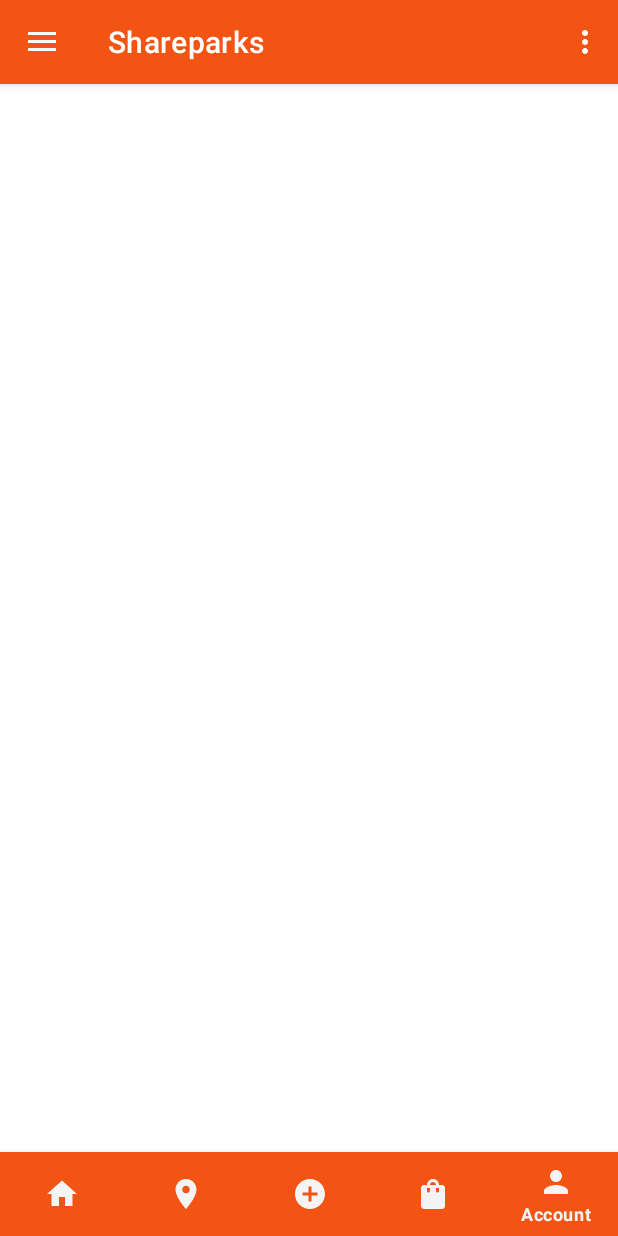
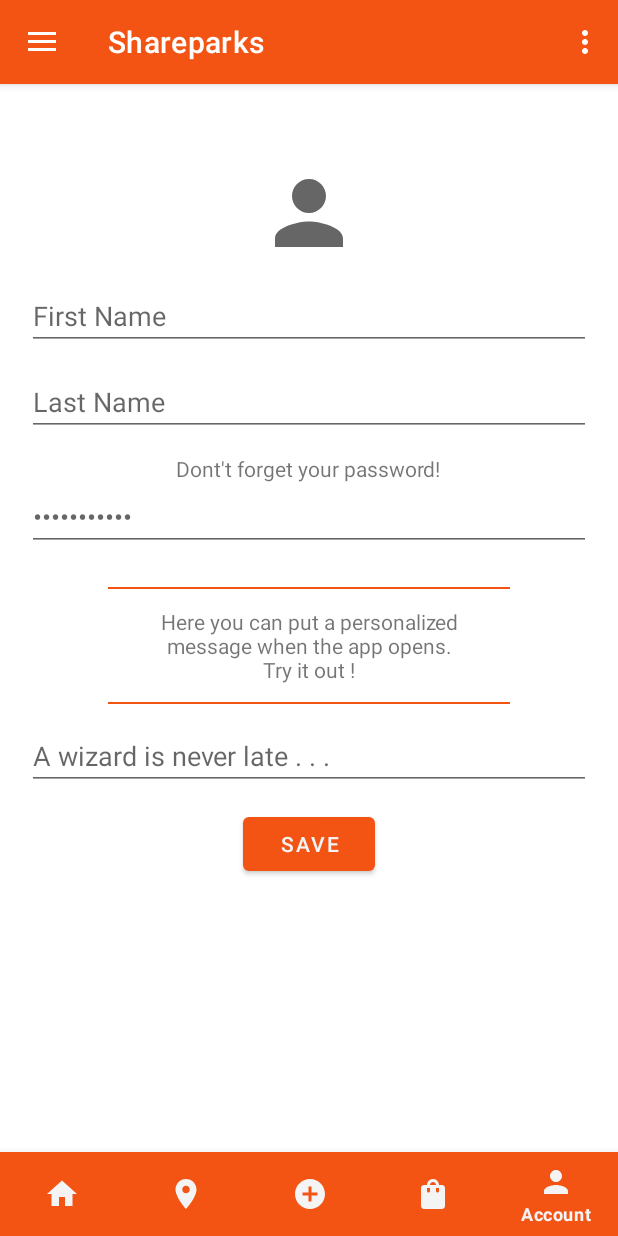
Before and after one commit to BigBoi077/Shareparks, an Android app: the MainActivity screen opened directly, with no data from a screen before it, item 5 of the bottom bar chosen, on a phone screen of 412 x 824 dp. Run offline under Robolectric (Android 15) with nearby library versions, the phone set to English and light mode, and no system bars.

Commit message:
Made user settings fragment

```diff
--- a/app/src/main/java/cegepst/example/shareparks/views/MainActivity.java
+++ b/app/src/main/java/cegepst/example/shareparks/views/MainActivity.java
@@ -46,9 +46,11 @@ public class MainActivity extends AppCompatActivity {
     private ActionBarDrawerToggle actionBarDrawerToggle;
     private CreatePostFragment createPostFragment;
     private FeedFragment feedFragment;
+    private UserSettingsFragment userSettingsFragment;
     private User user;
     private Bitmap image;
     private String userPath;
+    private String customMessage;
     private ArrayList<Post> posts;
 
     private void initDrawerNavigation() {
@@ -78,7 +80,7 @@ public class MainActivity extends AppCompatActivity {
         navigationView.setOnNavigationItemSelectedListener(item -> {
             switch (item.getItemId()) {
                 case R.id.idHome:
-                    getSupportFragmentManager().beginTransaction().replace(R.id.fragmentContainer, feedFragment).commit();
+                    refreshFeed();
                     return true;
                 case R.id.idMap:
                     return true;
@@ -88,11 +90,21 @@ public class MainActivity extends AppCompatActivity {
                 case R.id.idMarket:
                     return true;
                 case R.id.idAccount:
+                    startUserSettingsFragment();
                     return true;
                 default:
                     return false;
             }
         });
+    }
+
+    private void startUserSettingsFragment() {
+        userSettingsFragment = UserSettingsFragment.newInstance();
+        getSupportFragmentManager().beginTransaction().replace(R.id.fragmentContainer, userSettingsFragment).commit();
+    }
+
+    private void refreshFeed() {
+        getSupportFragmentManager().beginTransaction().replace(R.id.fragmentContainer, feedFragment).commit();
     }
 
     private void disconnectUserDialog() {
@@ -163,13 +175,13 @@ public class MainActivity extends AppCompatActivity {
     private void initFeedContent() {
         posts = new ArrayList<>();
         feedFragment = FeedFragment.newInstance(posts);
-        getSupportFragmentManager().beginTransaction().replace(R.id.fragmentContainer, feedFragment).commit();
+        refreshFeed();
 
     }
 
     public void actionPost(View view) {
         posts.add(createPostFragment.makePost());
-        getSupportFragmentManager().beginTransaction().replace(R.id.fragmentContainer, feedFragment).commit();
+        refreshFeed();
     }
 
     @Override
--- /dev/null
+++ b/app/src/main/java/cegepst/example/shareparks/views/UserSettingsFragment.java
@@ -0,0 +1,36 @@
+package cegepst.example.shareparks.views;
+
+import android.os.Bundle;
+import android.view.LayoutInflater;
+import android.view.View;
+import android.view.ViewGroup;
+
+import androidx.annotation.NonNull;
+import androidx.annotation.Nullable;
+import androidx.fragment.app.Fragment;
+
+import cegepst.example.shareparks.R;
+
+public class UserSettingsFragment extends Fragment {
+
+    public static UserSettingsFragment newInstance() {
+        UserSettingsFragment userSettingsFragment = new UserSettingsFragment();
+        return userSettingsFragment;
+    }
+
+    @Override
+    public void onCreate(@Nullable Bundle savedInstanceState) {
+        super.onCreate(savedInstanceState);
+    }
+
+    @Nullable
+    @Override
+    public View onCreateView(@NonNull LayoutInflater inflater, @Nullable ViewGroup container, @Nullable Bundle savedInstanceState) {
+        return inflater.inflate(R.layout.user_settings_fragment, container, false);
+    }
+
+    @Override
+    public void onViewCreated(@NonNull View view, @Nullable Bundle savedInstanceState) {
+        super.onViewCreated(view, savedInstanceState);
+    }
+}
--- /dev/null
+++ b/app/src/main/res/layout/user_settings_fragment.xml
@@ -0,0 +1,90 @@
+<?xml version="1.0" encoding="utf-8"?>
+<LinearLayout xmlns:android="http://schemas.android.com/apk/res/android"
+    android:layout_width="match_parent"
+    android:layout_height="match_parent"
+    android:layout_marginLeft="18dp"
+    android:layout_marginRight="18dp"
+    android:orientation="vertical">
+
+    <ImageView
+        android:layout_width="68dp"
+        android:layout_height="68dp"
+        android:layout_gravity="center"
+        android:layout_marginTop="52dp"
+        android:layout_marginBottom="12dp"
+        android:src="@drawable/ic_person" />
+
+    <EditText
+        android:id="@+id/firstNameInput"
+        android:layout_width="match_parent"
+        android:layout_height="wrap_content"
+        android:layout_gravity="center"
+        android:layout_marginBottom="12dp"
+        android:hint="@string/firstNameHint"
+        android:inputType="textPersonName" />
+
+    <EditText
+        android:id="@+id/lastNameInput"
+        android:layout_width="match_parent"
+        android:layout_height="wrap_content"
+        android:layout_gravity="center"
+        android:layout_marginBottom="12dp"
+        android:hint="@string/lastNameHint2"
+        android:inputType="textPersonName" />
+
+    <TextView
+        android:layout_width="wrap_content"
+        android:layout_height="wrap_content"
+        android:layout_gravity="center"
+        android:text="@string/passwordWarning" />
+
+    <EditText
+        android:id="@+id/firstPasswordInput"
+        android:layout_width="match_parent"
+        android:layout_height="wrap_content"
+        android:layout_gravity="center"
+        android:layout_marginBottom="12dp"
+        android:hint="@string/passwordHint"
+        android:inputType="textPassword" />
+
+    <View
+        android:layout_width="268dp"
+        android:layout_height="1dp"
+        android:layout_gravity="center"
+        android:layout_marginTop="12dp"
+        android:layout_marginBottom="12dp"
+        android:background="@color/Pomegranate" />
+
+    <TextView
+        android:layout_width="200dp"
+        android:layout_height="wrap_content"
+        android:layout_gravity="center"
+        android:text="@string/personalizedMessage"
+        android:textAlignment="center" />
+
+    <View
+        android:layout_width="268dp"
+        android:layout_height="1dp"
+        android:layout_gravity="center"
+        android:layout_marginTop="12dp"
+        android:layout_marginBottom="12dp"
+        android:background="@color/Pomegranate" />
+
+    <EditText
+        android:id="@+id/personalizedMessageInput"
+        android:layout_width="match_parent"
+        android:layout_height="wrap_content"
+        android:layout_gravity="center"
+        android:layout_marginBottom="12dp"
+        android:hint="@string/gandalfQuote"
+        android:inputType="text" />
+
+    <Button
+        android:id="@+id/saveButton"
+        android:layout_width="wrap_content"
+        android:layout_height="wrap_content"
+        android:layout_gravity="center"
+        android:layout_marginBottom="12dp"
+        android:text="@string/actionSave" />
+
+</LinearLayout>
--- a/app/src/main/res/values/strings.xml
+++ b/app/src/main/res/values/strings.xml
@@ -1,4 +1,4 @@
-<resources>
+<resources xmlns:tools="http://schemas.android.com/tools">
     <string name="app_name">Shareparks</string>
     <string name="usernameHint">Username</string>
     <string name="passwordHint">•••••••••••</string>
@@ -29,4 +29,10 @@
     <string name="close_session_false">Close</string>
     <string name="cancel">Cancel</string>
     <string name="bugReportHint">Please specify the bug you encountered and where</string>
+    <string name="firstNameHint">First Name</string>
+    <string name="lastNameHint2">Last Name</string>
+    <string name="actionSave">Save</string>
+    <string name="passwordWarning" tools:ignore="StringEscaping">Dont't forget your password!</string>
+    <string name="personalizedMessage">Here you can put a personalized message when the app opens. Try it out !</string>
+    <string name="gandalfQuote">A wizard is never late . . .</string>
 </resources>
```
